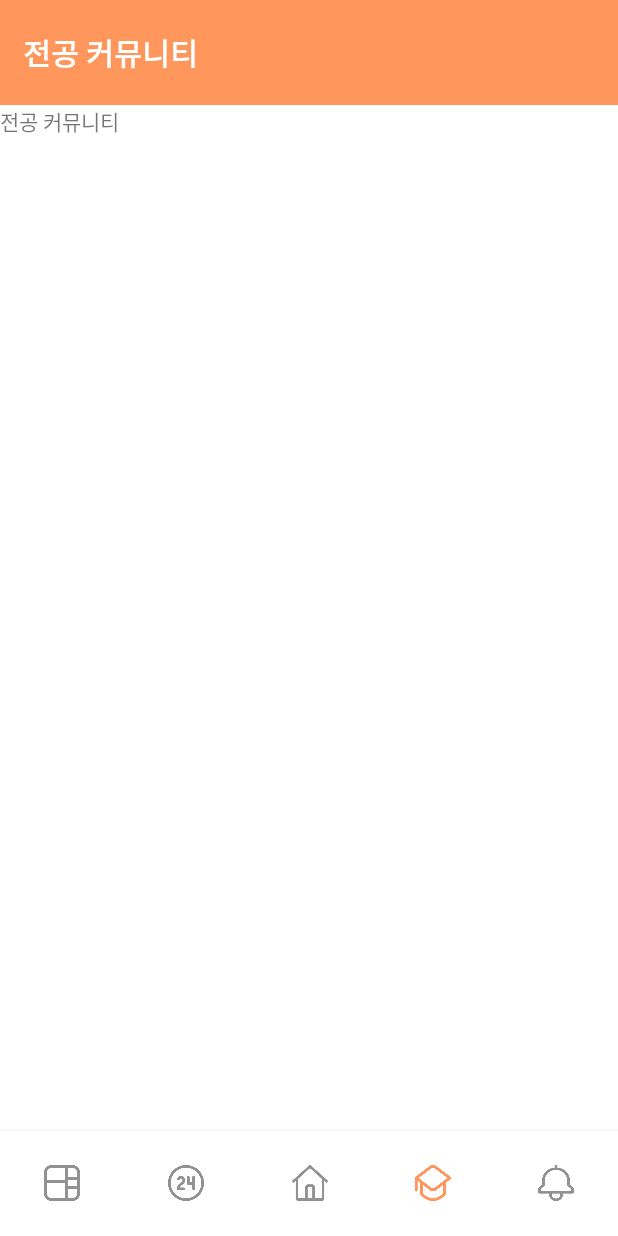
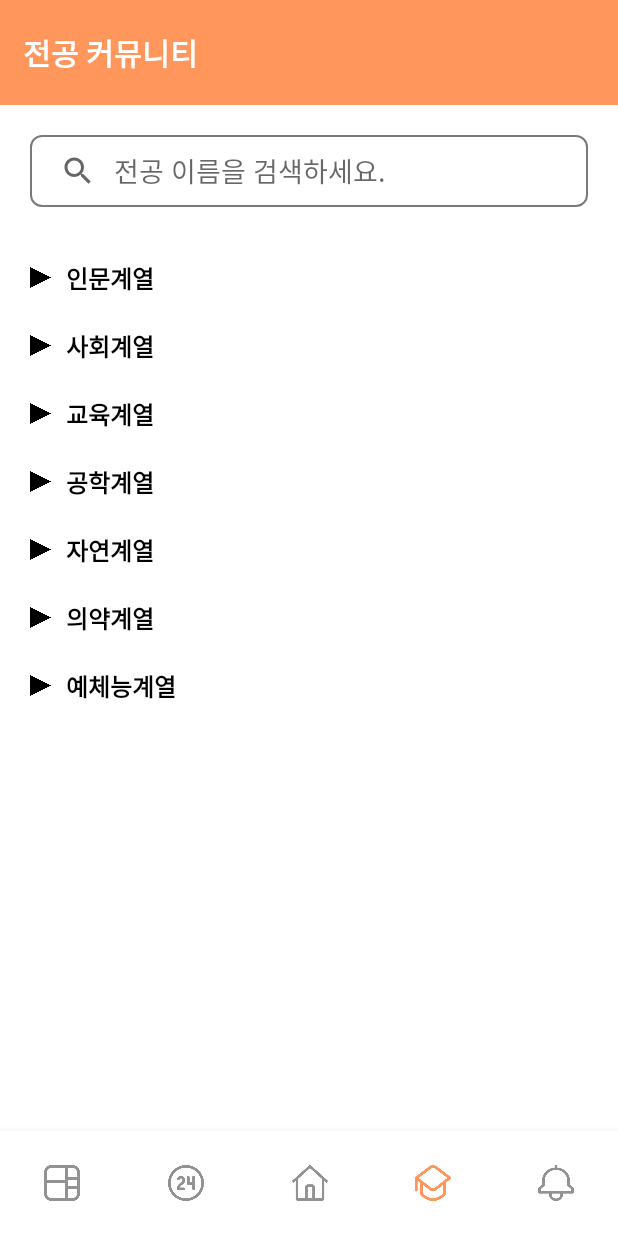
Before and after one commit to youngniw/FeCom, an Android app: the fragment FragmentNotice placed in its activity, item 4 of the bottom bar chosen, on a phone screen of 412 x 824 dp. Run offline under Robolectric (Android 15) with nearby library versions, the phone set to English and light mode, and no system bars.

Commit message:
2021.08.09 notice & major college

```diff
--- /dev/null
+++ b/app/src/main/java/com/eighteen/fecom/adapter/CollegeRecyclerAdapter.java
@@ -0,0 +1,85 @@
+package com.eighteen.fecom.adapter;
+
+import android.content.Context;
+import android.view.LayoutInflater;
+import android.view.View;
+import android.view.ViewGroup;
+import android.widget.ImageView;
+import android.widget.TextView;
+
+import androidx.annotation.NonNull;
+import androidx.core.content.ContextCompat;
+import androidx.recyclerview.widget.LinearLayoutManager;
+import androidx.recyclerview.widget.RecyclerView;
+
+import com.eighteen.fecom.R;
+import com.eighteen.fecom.data.MajorData;
+
+import java.util.ArrayList;
+
+public class CollegeRecyclerAdapter extends RecyclerView.Adapter<CollegeRecyclerAdapter.CollegeViewHolder> {
+    private Context context;
+    private ArrayList<MajorData> collegeList;
+
+    public CollegeRecyclerAdapter(ArrayList<MajorData> collegeList) {
+        this.collegeList = collegeList;
+    }
+
+    @NonNull
+    @Override
+    public CollegeRecyclerAdapter.CollegeViewHolder onCreateViewHolder(ViewGroup parent, int viewType) {
+        context = parent.getContext();
+        LayoutInflater inflater = (LayoutInflater) context.getSystemService(Context.LAYOUT_INFLATER_SERVICE);
+
+        View view = inflater.inflate(R.layout.item_major_college, parent, false);
+        CollegeRecyclerAdapter.CollegeViewHolder viewHolder = new CollegeRecyclerAdapter.CollegeViewHolder(view);
+
+        return viewHolder;
+    }
+
+    @Override
+    public void onBindViewHolder(@NonNull CollegeRecyclerAdapter.CollegeViewHolder holder, int position) {
+        holder.tvCollegeName.setText(collegeList.get(position).getCollegeName());
+    }
+
+    @Override
+    public int getItemCount() { return collegeList.size(); }
+
+    public class CollegeViewHolder extends RecyclerView.ViewHolder {
+        ImageView ivIsClicked;
+        TextView tvCollegeName;
+        RecyclerView rvDepartment;
+
+        CollegeViewHolder(final View itemView) {
+            super(itemView);
+
+            ivIsClicked = itemView.findViewById(R.id.collegeRow_ivCollege);
+            tvCollegeName = itemView.findViewById(R.id.collegeRow_tvCollege);
+            rvDepartment = itemView.findViewById(R.id.collegeRow_rvDepartment);
+
+            itemView.setOnClickListener(v -> {
+                int pos = getAdapterPosition();
+                if (pos != RecyclerView.NO_POSITION) {
+                    if (tvCollegeName.getCurrentTextColor() == ContextCompat.getColor(context, R.color.black)) {
+                        ivIsClicked.setImageResource(R.drawable.icon_opened);
+                        tvCollegeName.setTextColor(ContextCompat.getColor(context, R.color.main_fecom));
+
+                        if (collegeList.get(pos).getDepartmentLists().size() > 0) {
+                            rvDepartment.setVisibility(View.VISIBLE);
+                            DepartRecyclerAdapter adapter = new DepartRecyclerAdapter(collegeList.get(pos).getDepartmentLists());
+                            rvDepartment.setHasFixedSize(true);
+                            rvDepartment.setLayoutManager(new LinearLayoutManager(context, LinearLayoutManager.VERTICAL, false));
+                            rvDepartment.setAdapter(adapter);
+                        }
+                    }
+                    else {
+                        ivIsClicked.setImageResource(R.drawable.icon_closed);
+                        tvCollegeName.setTextColor(ContextCompat.getColor(context, R.color.black));
+
+                        rvDepartment.setVisibility(View.GONE);
+                    }
+                }
+            });
+        }
+    }
+}
--- /dev/null
+++ b/app/src/main/java/com/eighteen/fecom/adapter/NoticeRecyclerAdapter.java
@@ -0,0 +1,64 @@
+package com.eighteen.fecom.adapter;
+
+import android.content.Context;
+import android.view.LayoutInflater;
+import android.view.View;
+import android.view.ViewGroup;
+import android.widget.TextView;
+
+import androidx.annotation.NonNull;
+import androidx.recyclerview.widget.RecyclerView;
+
+import com.eighteen.fecom.R;
+import com.eighteen.fecom.data.NoticeData;
+
+import java.util.ArrayList;
+
+public class NoticeRecyclerAdapter extends RecyclerView.Adapter<NoticeRecyclerAdapter.NoticeViewHolder> {
+    private Context context;
+    private ArrayList<NoticeData> noticeDataList;
+
+    public NoticeRecyclerAdapter(ArrayList<NoticeData> noticeDataList) {
+        this.noticeDataList = noticeDataList;
+    }
+
+    @NonNull
+    @Override
+    public NoticeRecyclerAdapter.NoticeViewHolder onCreateViewHolder(ViewGroup parent, int viewType) {
+        context = parent.getContext();
+        LayoutInflater inflater = (LayoutInflater) context.getSystemService(Context.LAYOUT_INFLATER_SERVICE);
+
+        View view = inflater.inflate(R.layout.item_notice, parent, false);
+        NoticeRecyclerAdapter.NoticeViewHolder viewHolder = new NoticeRecyclerAdapter.NoticeViewHolder(view);
+
+        return viewHolder;
+    }
+
+    @Override
+    public void onBindViewHolder(@NonNull NoticeRecyclerAdapter.NoticeViewHolder holder, int position) {
+        holder.tvAbout.setText(noticeDataList.get(position).getNoticeAbout());
+        holder.tvContent.setText(noticeDataList.get(position).getNoticeContent());
+    }
+
+    @Override
+    public int getItemCount() { return noticeDataList.size(); }
+
+    public class NoticeViewHolder extends RecyclerView.ViewHolder {
+        TextView tvAbout;
+        TextView tvContent;
+
+        NoticeViewHolder(final View itemView) {
+            super(itemView);
+
+            tvAbout = itemView.findViewById(R.id.noticeRow_about);
+            tvContent = itemView.findViewById(R.id.noticeRow_content);
+
+            itemView.setOnClickListener(v -> {
+                int pos = getAdapterPosition();
+                if (pos != RecyclerView.NO_POSITION) {
+                    //TODO: 게시판글/전공글/데일리톡으로 넘어감!(알림에 대한)
+                }
+            });
+        }
+    }
+}
--- /dev/null
+++ b/app/src/main/java/com/eighteen/fecom/data/MajorData.java
@@ -0,0 +1,20 @@
+package com.eighteen.fecom.data;
+
+import java.util.ArrayList;
+
+public class MajorData {
+    String collegeName;
+    ArrayList<String> departmentLists;
+
+    public MajorData(String collegeName, ArrayList<String> departmentLists) {
+        this.collegeName = collegeName;
+
+        if (departmentLists != null)        //TODO: 확인해봐야 함!!
+            this.departmentLists = departmentLists;
+        else
+            this.departmentLists = new ArrayList<>();
+    }
+
+    public String getCollegeName() { return collegeName; }
+    public ArrayList<String> getDepartmentLists() { return departmentLists; }
+}
--- /dev/null
+++ b/app/src/main/java/com/eighteen/fecom/data/NoticeData.java
@@ -0,0 +1,14 @@
+package com.eighteen.fecom.data;
+
+public class NoticeData {
+    private String noticeAbout;
+    private String noticeContent;
+
+    public NoticeData(String noticeAbout, String noticeContent) {
+        this.noticeAbout = noticeAbout;
+        this.noticeContent = noticeContent;
+    }
+
+    public String getNoticeAbout() { return noticeAbout; }
+    public String getNoticeContent() { return noticeContent; }
+}
--- a/app/src/main/java/com/eighteen/fecom/fragment/FragmentMajorCommunity.java
+++ b/app/src/main/java/com/eighteen/fecom/fragment/FragmentMajorCommunity.java
@@ -1,19 +1,71 @@
 package com.eighteen.fecom.fragment;
 
 import android.os.Bundle;
+import android.util.Log;
 import android.view.LayoutInflater;
 import android.view.View;
 import android.view.ViewGroup;
+import android.widget.SearchView;
 
 import androidx.annotation.NonNull;
 import androidx.annotation.Nullable;
 import androidx.fragment.app.Fragment;
+import androidx.recyclerview.widget.LinearLayoutManager;
+import androidx.recyclerview.widget.RecyclerView;
 
 import com.eighteen.fecom.R;
+import com.eighteen.fecom.adapter.CollegeRecyclerAdapter;
+import com.eighteen.fecom.data.MajorData;
+
+import java.util.ArrayList;
 
 public class FragmentMajorCommunity extends Fragment {
     @Override
     public View onCreateView(@NonNull LayoutInflater inflater, @Nullable ViewGroup container, @Nullable Bundle savedInstanceState) {
-        return inflater.inflate(R.layout.fragment_majorcommunity, container, false);
+        ViewGroup rootView = (ViewGroup) inflater.inflate(R.layout.fragment_majorcommunity, container, false);
+
+        SearchView svSearch = rootView.findViewById(R.id.major_sv);
+        svSearch.setOnQueryTextFocusChangeListener((v, hasFocus) -> {
+            if (!hasFocus) {        //TODO: 검색 창 포커스 없애기가 안됨!!
+                Log.i("확인용", "2");
+                svSearch.onActionViewCollapsed();
+            }
+            else
+                Log.i("확인용", "1");
+        });
+
+        //기본 게시판 임시 데이터 생성(TODO: 추후 삭제)
+        ArrayList<MajorData> collegeLists = new ArrayList<>();
+        ArrayList<String> departList1 = new ArrayList<>();
+            departList1.add("국어국문학과");  departList1.add("독어독문학과");  departList1.add("문예창작학과");  departList1.add("문헌정보학과");
+            departList1.add("영어영문학과");  departList1.add("일어일문학과");  departList1.add("중어중문학과");  departList1.add("철학과");
+        ArrayList<String> departList2 = new ArrayList<>();
+            departList2.add("경영학과");  departList2.add("해양경찰학과");  departList2.add("정치외교학과");  departList2.add("미디어학과");
+            departList2.add("아동복지학과");  departList2.add("호텔경영학과");
+        ArrayList<String> departList3 = new ArrayList<>();
+            departList3.add("가정교육과");  departList3.add("수학교육과");  departList3.add("교육학과");  departList3.add("국어교육학과");
+        ArrayList<String> departList4 = new ArrayList<>();
+            departList4.add("건축학과");  departList4.add("컴퓨터공학과");  departList4.add("기계공학과");  departList4.add("화학공학과");
+        ArrayList<String> departList5 = new ArrayList<>();
+        departList5.add("물리학과");  departList5.add("생명공학과");  departList5.add("화학과");
+        ArrayList<String> departList6 = new ArrayList<>();
+        departList6.add("간호학과");  departList6.add("의예과");
+        ArrayList<String> departList7 = new ArrayList<>();
+        departList7.add("디자인학과");  departList7.add("경호학과");  departList7.add("무용학과");
+        collegeLists.add(new MajorData("인문계열", departList1));
+        collegeLists.add(new MajorData("사회계열", departList2));
+        collegeLists.add(new MajorData("교육계열", departList3));
+        collegeLists.add(new MajorData("공학계열", departList4));
+        collegeLists.add(new MajorData("자연계열", departList5));
+        collegeLists.add(new MajorData("의약계열", departList6));
+        collegeLists.add(new MajorData("예체능계열", departList7));
+
+        RecyclerView rvMajorCollege = rootView.findViewById(R.id.major_rvCollege);
+        LinearLayoutManager collegeManager = new LinearLayoutManager(getContext(), LinearLayoutManager.VERTICAL,false);
+        rvMajorCollege.setLayoutManager(collegeManager);
+        CollegeRecyclerAdapter collegeAdapter = new CollegeRecyclerAdapter(collegeLists);
+        rvMajorCollege.setAdapter(collegeAdapter);
+
+        return rootView;
     }
 }
--- a/app/src/main/java/com/eighteen/fecom/fragment/FragmentNotice.java
+++ b/app/src/main/java/com/eighteen/fecom/fragment/FragmentNotice.java
@@ -8,12 +8,37 @@ import android.view.ViewGroup;
 import androidx.annotation.NonNull;
 import androidx.annotation.Nullable;
 import androidx.fragment.app.Fragment;
+import androidx.recyclerview.widget.DividerItemDecoration;
+import androidx.recyclerview.widget.LinearLayoutManager;
+import androidx.recyclerview.widget.RecyclerView;
 
 import com.eighteen.fecom.R;
+import com.eighteen.fecom.adapter.NoticeRecyclerAdapter;
+import com.eighteen.fecom.data.NoticeData;
+
+import java.util.ArrayList;
 
 public class FragmentNotice extends Fragment {
     @Override
     public View onCreateView(@NonNull LayoutInflater inflater, @Nullable ViewGroup container, @Nullable Bundle savedInstanceState) {
-        return inflater.inflate(R.layout.fragment_notice, container, false);
+        ViewGroup rootView = (ViewGroup) inflater.inflate(R.layout.fragment_notice, container, false);
+
+        //기본 게시판 임시 데이터 생성(TODO: 추후 삭제)
+        ArrayList<NoticeData> noticeLists = new ArrayList<>();
+        noticeLists.add(new NoticeData("IT공학전공", "새로운 댓글이 달렸습니다."));
+        noticeLists.add(new NoticeData("넷플 중독자", "새로운 댓글이 달렸습니다."));
+        noticeLists.add(new NoticeData("코인 인생", "새로운 댓글이 달렸습니다."));
+        noticeLists.add(new NoticeData("오늘은 뭐 먹지?", "새로운 댓글이 달렸습니다."));
+        noticeLists.add(new NoticeData("알바천국", "새로운 댓글이 달렸습니다."));
+        noticeLists.add(new NoticeData("취준생 모여라!", "새로운 댓글이 달렸습니다."));
+
+        RecyclerView rvNotice = rootView.findViewById(R.id.notice_rv);
+        LinearLayoutManager noticeManager = new LinearLayoutManager(getContext(), LinearLayoutManager.VERTICAL,false);
+        rvNotice.setLayoutManager(noticeManager);
+        NoticeRecyclerAdapter noticeAdapter = new NoticeRecyclerAdapter(noticeLists);
+        rvNotice.setAdapter(noticeAdapter);
+        rvNotice.addItemDecoration(new DividerItemDecoration(getContext(), 1));
+
+        return rootView;
     }
 }
--- /dev/null
+++ b/app/src/main/res/drawable/bg_searchview.xml
@@ -0,0 +1,11 @@
+<?xml version="1.0" encoding="utf-8"?>
+<shape xmlns:android="http://schemas.android.com/apk/res/android"
+    android:shape="rectangle">
+
+    <solid android:color="#FFFFFFFF" />
+
+    <stroke android:color="#7A7A7A" android:width="1dp" />
+
+    <corners android:radius="7dp" />
+
+</shape>
--- a/app/src/main/res/layout/activity_dailytalk.xml
+++ b/app/src/main/res/layout/activity_dailytalk.xml
@@ -97,7 +97,7 @@
             android:layout_height="20dp"
             android:src="@drawable/icon_like"
             android:layout_marginEnd="5dp"
-            android:contentDescription="@string/search" />
+            android:contentDescription="@string/like" />
         <TextView
             android:id="@+id/dailyTalk_like"
             android:layout_width="wrap_content"
@@ -115,7 +115,7 @@
             android:layout_height="20dp"
             android:src="@drawable/icon_comment"
             android:layout_marginEnd="5dp"
-            android:contentDescription="@string/search" />
+            android:contentDescription="@string/comment" />
         <TextView
             android:id="@+id/dailyTalk_comment"
             android:layout_width="wrap_content"
--- a/app/src/main/res/layout/fragment_majorcommunity.xml
+++ b/app/src/main/res/layout/fragment_majorcommunity.xml
@@ -1,11 +1,33 @@
 <?xml version="1.0" encoding="utf-8"?>
 <LinearLayout xmlns:android="http://schemas.android.com/apk/res/android"
     android:layout_width="match_parent"
-    android:layout_height="match_parent">
+    android:layout_height="match_parent"
+    android:orientation="vertical">
+    <androidx.core.widget.NestedScrollView
+        android:layout_width="match_parent"
+        android:layout_height="match_parent">
+        <LinearLayout
+            android:layout_width="match_parent"
+            android:layout_height="match_parent"
+            android:orientation="vertical"
+            android:padding="20dp">
 
-    <TextView
-        android:layout_width="wrap_content"
-        android:layout_height="wrap_content"
-        android:text="전공 커뮤니티"/>
+            <SearchView
+                android:id="@+id/major_sv"
+                android:layout_width="match_parent"
+                android:layout_height="wrap_content"
+                android:background="@drawable/bg_searchview"
+                android:iconifiedByDefault="false"
+                android:queryBackground="@null"
+                android:queryHint="전공 이름을 검색하세요."/>
 
+            <androidx.recyclerview.widget.RecyclerView
+                android:id="@+id/major_rvCollege"
+                android:layout_width="match_parent"
+                android:layout_height="wrap_content"
+                android:layout_marginTop="30dp"
+                android:nestedScrollingEnabled="false" />
+
+        </LinearLayout>
+    </androidx.core.widget.NestedScrollView>
 </LinearLayout>
--- a/app/src/main/res/layout/item_board.xml
+++ b/app/src/main/res/layout/item_board.xml
@@ -10,7 +10,8 @@
         android:id="@+id/boardRow_ivSubscribe"
         android:layout_width="15dp"
         android:layout_height="15dp"
-        android:src="@drawable/icon_subscribe"/>
+        android:src="@drawable/icon_subscribe"
+        android:contentDescription="@string/subscribe" />
 
     <TextView
         android:id="@+id/boardRow_tvBoardName"
--- a/app/src/main/res/layout/item_home_summary.xml
+++ b/app/src/main/res/layout/item_home_summary.xml
@@ -20,6 +20,7 @@
         android:layout_marginStart="25dp"
         android:ellipsize="end"
         android:maxLines="1"
+        android:singleLine="true"
         android:text="@string/homeSummaryRow_content"
         android:textColor="@color/middle_grey"
         android:textSize="13sp" />
--- /dev/null
+++ b/app/src/main/res/layout/item_major_college.xml
@@ -0,0 +1,51 @@
+<LinearLayout xmlns:android="http://schemas.android.com/apk/res/android"
+    android:layout_width="match_parent"
+    android:layout_height="wrap_content"
+    android:orientation="vertical"
+    android:paddingTop="5dp"
+    android:paddingBottom="5dp">
+
+    <LinearLayout
+        android:layout_width="match_parent"
+        android:layout_height="wrap_content"
+        android:orientation="horizontal"
+        android:gravity="center_vertical">
+        <ImageView
+            android:id="@+id/collegeRow_ivCollege"
+            android:layout_width="14dp"
+            android:layout_height="14dp"
+            android:src="@drawable/icon_closed"
+            android:contentDescription="@string/subscribe" />
+
+        <View
+            android:layout_width="10dp"
+            android:layout_height="match_parent" />
+
+        <TextView
+            android:id="@+id/collegeRow_tvCollege"
+            android:layout_width="wrap_content"
+            android:layout_height="wrap_content"
+            android:text="XX계열"
+            android:textColor="@color/black"
+            android:textSize="16sp"
+            android:textStyle="bold" />
+    </LinearLayout>
+
+    <View
+        android:layout_width="match_parent"
+        android:layout_height="5dp"/>
+
+    <androidx.recyclerview.widget.RecyclerView
+        android:id="@+id/collegeRow_rvDepartment"
+        android:layout_width="match_parent"
+        android:layout_height="wrap_content"
+        android:nestedScrollingEnabled="false"
+        android:paddingStart="20dp"
+        android:paddingEnd="20dp"
+        android:visibility="gone" />
+
+    <View
+        android:layout_width="match_parent"
+        android:layout_height="5dp"/>
+
+</LinearLayout>
--- a/app/src/main/res/values/strings.xml
+++ b/app/src/main/res/values/strings.xml
@@ -3,6 +3,9 @@
 
     <string name="search">search</string>
     <string name="mypage">mypage</string>
+    <string name="like">좋아요</string>
+    <string name="comment">댓글</string>
+    <string name="subscribe">구독</string>
     <string name="title">타이틀</string>
     <string name="nickname">닉네임</string>
 
```
Also changed, not shown: app/src/main/java/com/eighteen/fecom/adapter/DepartRecyclerAdapter.java (added, +60 -0 lines), app/src/main/res/layout/fragment_notice.xml (+8 -4 lines), app/src/main/res/layout/item_major_department.xml (added, +15 -0 lines), app/src/main/res/layout/item_notice.xml (added, +43 -0 lines), app/src/main/res/drawable-v24/icon_closed.png (added), app/src/main/res/drawable-v24/icon_comment2.png (added), app/src/main/res/drawable-v24/icon_opened.png (added).
